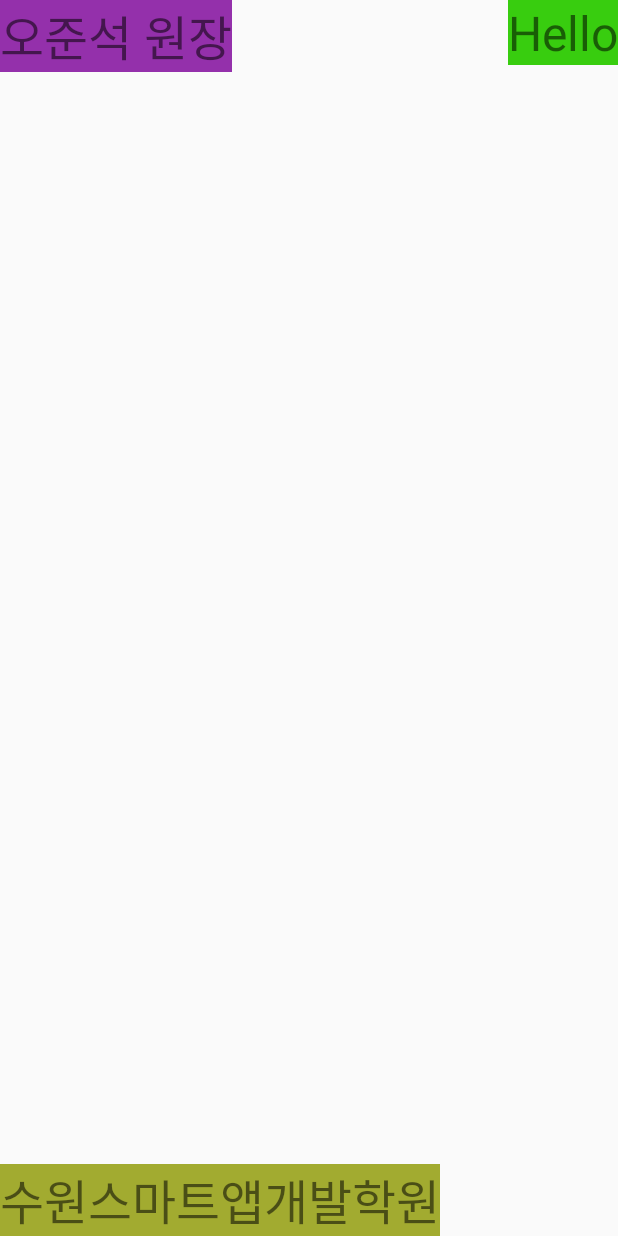
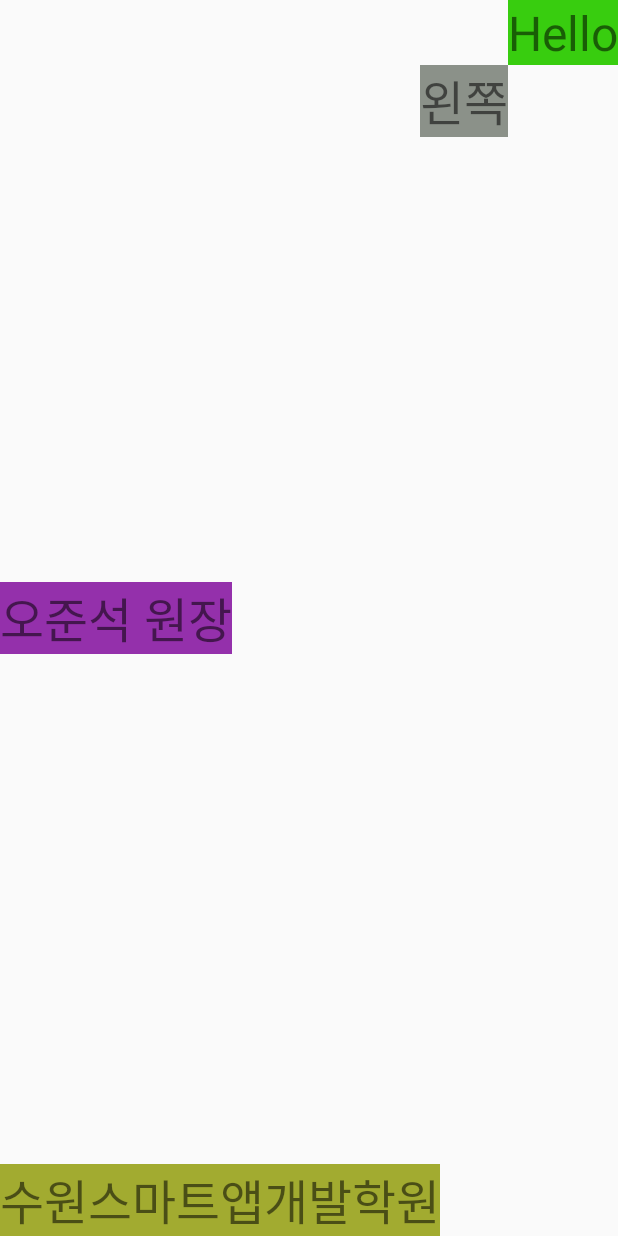
Before and after one commit to suwonsmartapp/MyFirstAndroidApp5ki, an Android app: the layout layout_relative.xml on its own in the app's theme, with its tools: preview values and no code run, on a phone screen of 412 x 824 dp. Run offline under Robolectric (Android 15) with nearby library versions, the light colour scheme and no system bars.

Commit message:
RelativeLayout 다른 View 와 상대적인 위치 연습

```diff
--- a/app/src/main/res/layout/layout_relative.xml
+++ b/app/src/main/res/layout/layout_relative.xml
@@ -4,11 +4,21 @@
     android:layout_height="match_parent">
 
     <TextView
+        android:id="@+id/hello_text"
         android:layout_width="wrap_content"
         android:layout_height="wrap_content"
         android:layout_alignParentEnd="true"
         android:background="#38cd0f"
         android:text="Hello"
+        android:textSize="32sp" />
+
+    <TextView
+        android:layout_width="wrap_content"
+        android:layout_height="wrap_content"
+        android:layout_below="@id/hello_text"
+        android:layout_toStartOf="@+id/hello_text"
+        android:background="#8b9189"
+        android:text="왼쪽"
         android:textSize="32sp" />
 
     <TextView
@@ -22,6 +32,7 @@
     <TextView
         android:layout_width="wrap_content"
         android:layout_height="wrap_content"
+        android:layout_centerVertical="true"
         android:background="#9430ab"
         android:text="오준석 원장"
         android:textSize="32sp" />
```
